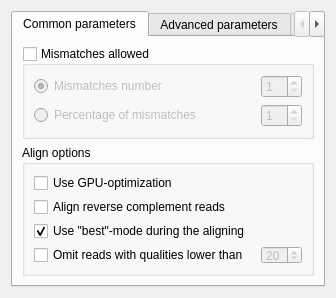
This is src/plugins/genome_aligner/src/ui/GenomeAlignerSettings.ui in violethaze74/ugene as Qt 5 draws it before an edit. The edited form follows.
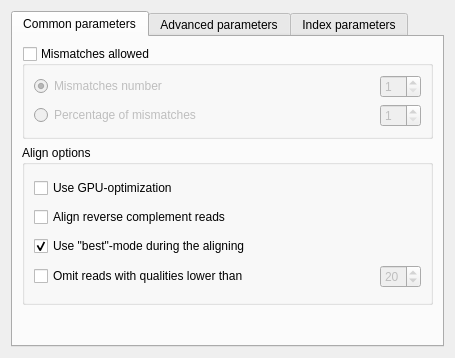
This is the edited form.

Commit message: UI fixes in dna assembly dialog for MacOS

Diff of the .ui file:
```diff
--- a/src/plugins/genome_aligner/src/ui/GenomeAlignerSettings.ui
+++ b/src/plugins/genome_aligner/src/ui/GenomeAlignerSettings.ui
@@ -6,8 +6,8 @@
    <rect>
     <x>0</x>
     <y>0</y>
-    <width>317</width>
-    <height>285</height>
+    <width>455</width>
+    <height>358</height>
    </rect>
   </property>
   <property name="windowTitle">
@@ -126,10 +126,16 @@
        </item>
        <item>
         <widget class="QGroupBox" name="groupBox_alignOptions">
+         <property name="sizePolicy">
+          <sizepolicy hsizetype="MinimumExpanding" vsizetype="MinimumExpanding">
+           <horstretch>0</horstretch>
+           <verstretch>0</verstretch>
+          </sizepolicy>
+         </property>
          <property name="minimumSize">
           <size>
            <width>0</width>
-           <height>129</height>
+           <height>160</height>
           </size>
          </property>
          <property name="toolTip">
@@ -140,7 +146,16 @@
          </property>
          <layout class="QVBoxLayout" name="verticalLayout_3">
           <item>
-           <layout class="QGridLayout" name="gridLayout_2">
+           <layout class="QGridLayout" name="gridLayout_2" rowminimumheight="20,20,20,20">
+            <property name="horizontalSpacing">
+             <number>3</number>
+            </property>
+            <property name="verticalSpacing">
+             <number>9</number>
+            </property>
+            <property name="topMargin">
+             <number>0</number>
+            </property>
             <item row="1" column="0">
              <widget class="QCheckBox" name="reverseBox">
               <property name="enabled">
```
The commit also changes 1 other file.
